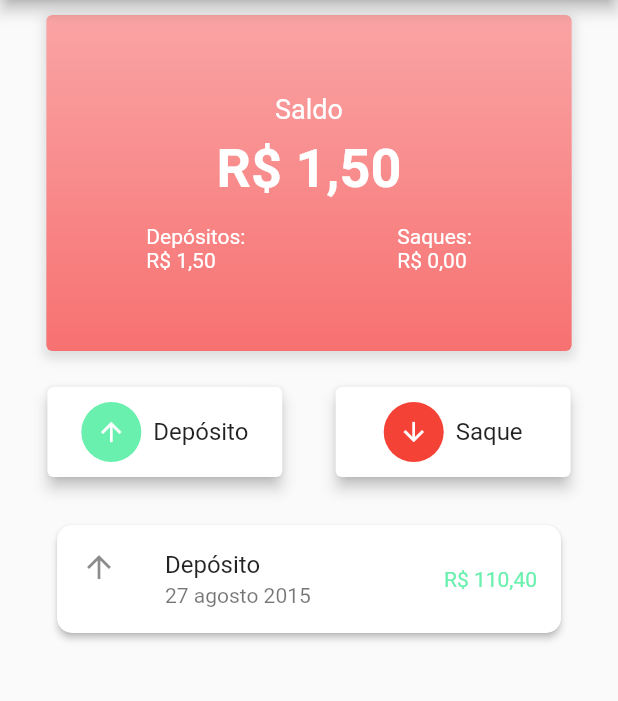
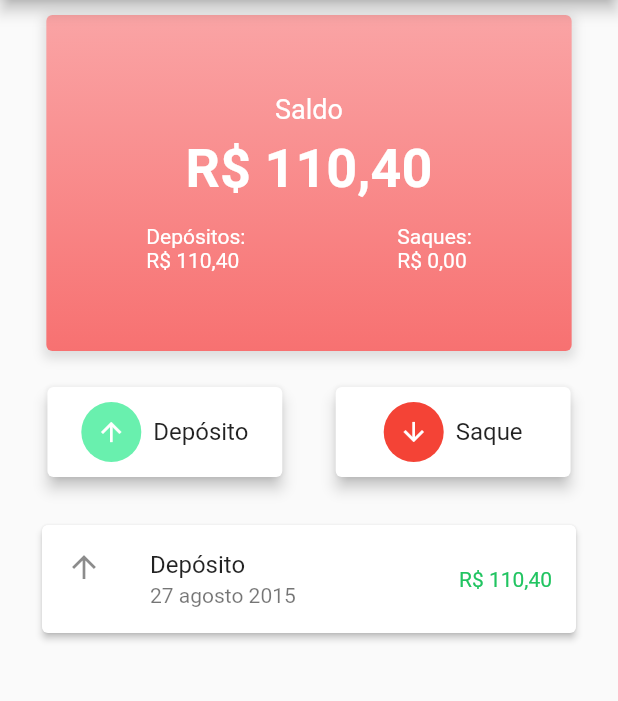
Before and after one commit to mayconndouglass/simple-finance-control-app, a Flutter app: the screen it shows after launch, after a tap on "Depósito", on a phone screen of 412 x 824 dp, the part 84-785 px from its top. Run offline on Flutter 3.47's test engine with Material 2 defaults, Android fonts, the phone set to English and light mode, and no system bars.

Commit message:
Finished balance logic

```diff
--- a/lib/consts.dart
+++ b/lib/consts.dart
@@ -5,5 +5,6 @@ const whiteColor = Color(0xFFFFFFFF);
 const lightPink = Color(0xFFFAA4A5);
 const dartPink = Color(0xFFF77171);
 
-const greenLight = Colors.greenAccent;
+const lightGreen = Colors.greenAccent;
+const dartGreen = Color(0xFF21C461);
 const red = Colors.red;
--- a/lib/pages/finance_page.dart
+++ b/lib/pages/finance_page.dart
@@ -130,7 +130,7 @@ class FinancePageState extends State<FinancePage> {
                     ),
                   ),
                 const SizedBox(height: 8),
-                Text('R\$ ${_formatValue(1.500)}',//TODO valor deve ser futuramente dinamico
+                Text('R\$ ${_formatValue(accountBalance)}',
                   style: const TextStyle(
                     fontSize: 36,
                     fontWeight: FontWeight.bold,
@@ -152,7 +152,7 @@ class FinancePageState extends State<FinancePage> {
                           ),
                         ),
                         Text(
-                          'R\$ ${_formatValue(1.50)}',
+                          'R\$ ${_formatValue(totalDeposits)}',
                           style: const TextStyle(
                             fontSize: 14,
                             color: Colors.white,
@@ -171,7 +171,7 @@ class FinancePageState extends State<FinancePage> {
                             ),
                           ),
                           Text(
-                            'R\$ ${_formatValue(0.0)}',//TODO Aqui é valor dinamico
+                            'R\$ ${_formatValue(totalWithdrawals)}',
                             style: const TextStyle(
                               fontSize: 14,
                               color: Colors.white,
@@ -190,7 +190,7 @@ class FinancePageState extends State<FinancePage> {
               children: [
                 RoundedCart(
                   onPressed: deposit,
-                  color: greenLight,
+                  color: lightGreen,
                   text: 'Depósito',
                   icon: const Icon(
                     Icons.arrow_upward,
@@ -219,18 +219,9 @@ class FinancePageState extends State<FinancePage> {
                 return Card(
                   elevation: 2,
                   shape: RoundedRectangleBorder(
-                    borderRadius: BorderRadius.circular(10),
+                    borderRadius: BorderRadius.circular(4),
                   ),
-                  margin: const EdgeInsets.symmetric(horizontal: 38, vertical: 8),
-                  /*child: Container(
-                     decoration: BoxDecoration(
-                      border: Border(
-                        left: BorderSide(
-                          color: transaction.value < 0 ? red : greenLight,
-                          width: 4,
-                        ),
-                      ),
-                    ), */
+                  margin: const EdgeInsets.symmetric(horizontal: 28, vertical: 8),
                     child: ListTile(
                       leading: Icon(transaction.icon),
                       title: Text(transaction.description),
@@ -240,7 +231,7 @@ class FinancePageState extends State<FinancePage> {
                       trailing: Text(
                         'R\$ ${_formatValue(transaction.value)}',
                         style: TextStyle(
-                          color: transaction.value < 0 ? red : greenLight,
+                          color: transaction.value < 0 ? red : dartGreen,
                         ),
                       ),
                     ),
--- a/lib/widgets/rounded_card.dart
+++ b/lib/widgets/rounded_card.dart
@@ -17,7 +17,7 @@ class RoundedCart extends StatelessWidget {
   @override
   Widget build(BuildContext context) {
     return GestureDetector(
-      onTap: onPressed, //TODO Valor dinamico
+      onTap: onPressed,
       child: Card(
         elevation: 4,
         child: Container(
```
